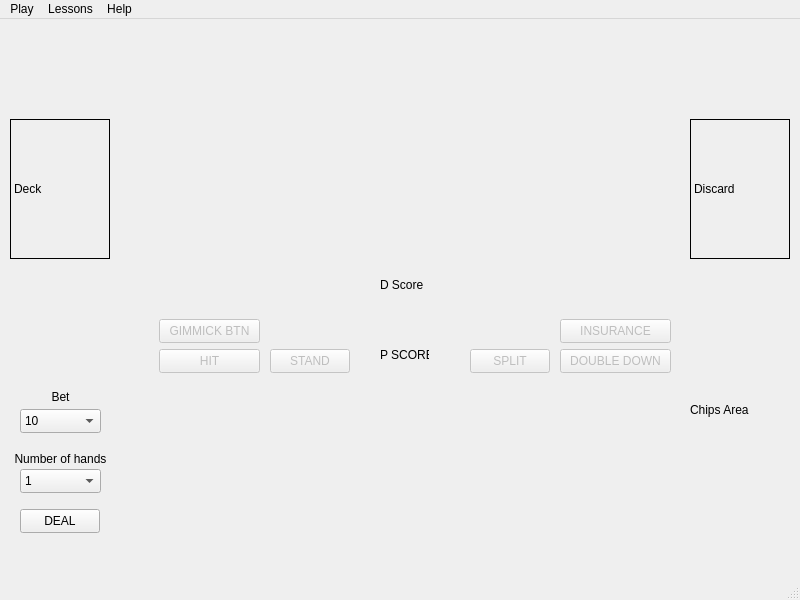
This is CountingBlackjack/mainwindow.ui in LandenHughes/QTCasinoGame as Qt 5 draws it before an edit. The edited form follows.
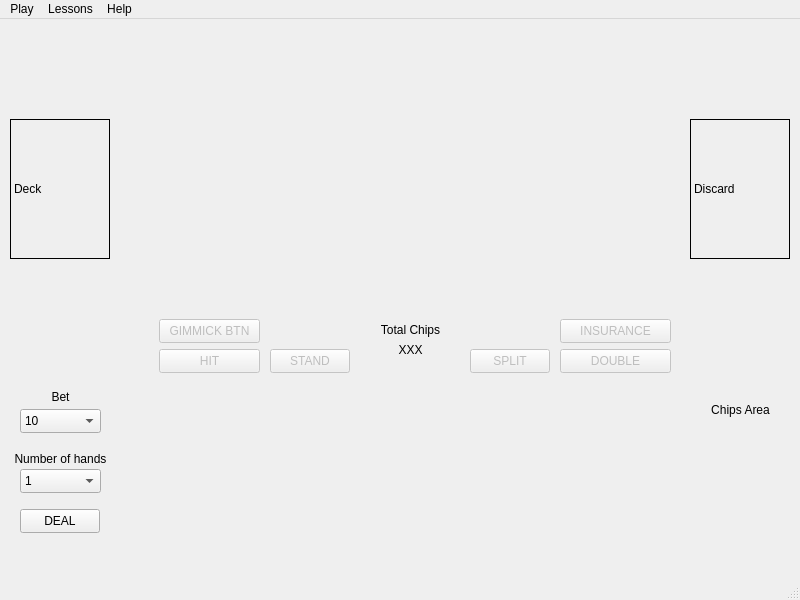
This is the edited form.

Commit message: UI Changes to Allow for Bankroll Tracking

```diff
--- a/CountingBlackjack/mainwindow.ui
+++ b/CountingBlackjack/mainwindow.ui
@@ -49,28 +49,18 @@
    <widget class="QLabel" name="label_5">
     <property name="geometry">
      <rect>
-      <x>380</x>
-      <y>310</y>
-      <width>49</width>
-      <height>51</height>
+      <x>360</x>
+      <y>300</y>
+      <width>101</width>
+      <height>21</height>
      </rect>
     </property>
     <property name="text">
-     <string>P SCORE</string>
+     <string>Total Chips</string>
     </property>
-   </widget>
-   <widget class="QLabel" name="label_6">
-    <property name="geometry">
-     <rect>
-      <x>380</x>
-      <y>240</y>
-      <width>49</width>
-      <height>51</height>
-     </rect>
+    <property name="alignment">
+     <set>Qt::AlignCenter</set>
     </property>
-    <property name="text">
-     <string>D Score</string>
-    </property>
    </widget>
    <widget class="QLabel" name="label_7">
     <property name="geometry">
@@ -84,6 +74,9 @@
     <property name="text">
      <string>Chips Area</string>
     </property>
+    <property name="alignment">
+     <set>Qt::AlignCenter</set>
+    </property>
    </widget>
    <widget class="QLabel" name="label_8">
     <property name="geometry">
@@ -162,7 +155,7 @@
      </rect>
     </property>
     <property name="text">
-     <string>DOUBLE DOWN</string>
+     <string>DOUBLE</string>
     </property>
    </widget>
    <widget class="QPushButton" name="insurancePushButton">
@@ -326,6 +319,22 @@
      </property>
     </item>
    </widget>
+   <widget class="QLabel" name="labelTotalChips">
+    <property name="geometry">
+     <rect>
+      <x>360</x>
+      <y>320</y>
+      <width>101</width>
+      <height>21</height>
+     </rect>
+    </property>
+    <property name="text">
+     <string>XXX</string>
+    </property>
+    <property name="alignment">
+     <set>Qt::AlignCenter</set>
+    </property>
+   </widget>
   </widget>
   <widget class="QStatusBar" name="statusbar"/>
   <widget class="QMenuBar" name="menubar">
```
Left out of the diff: 4 changed lines with no effect on the pictures. The commit also changes 2 other files.
